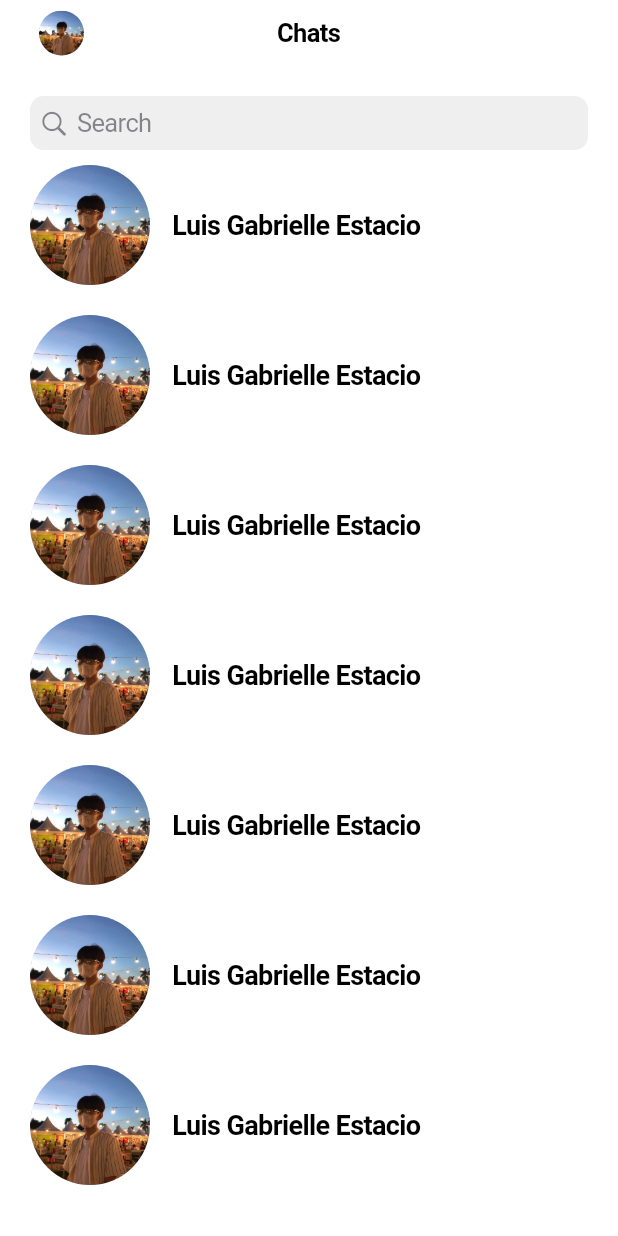
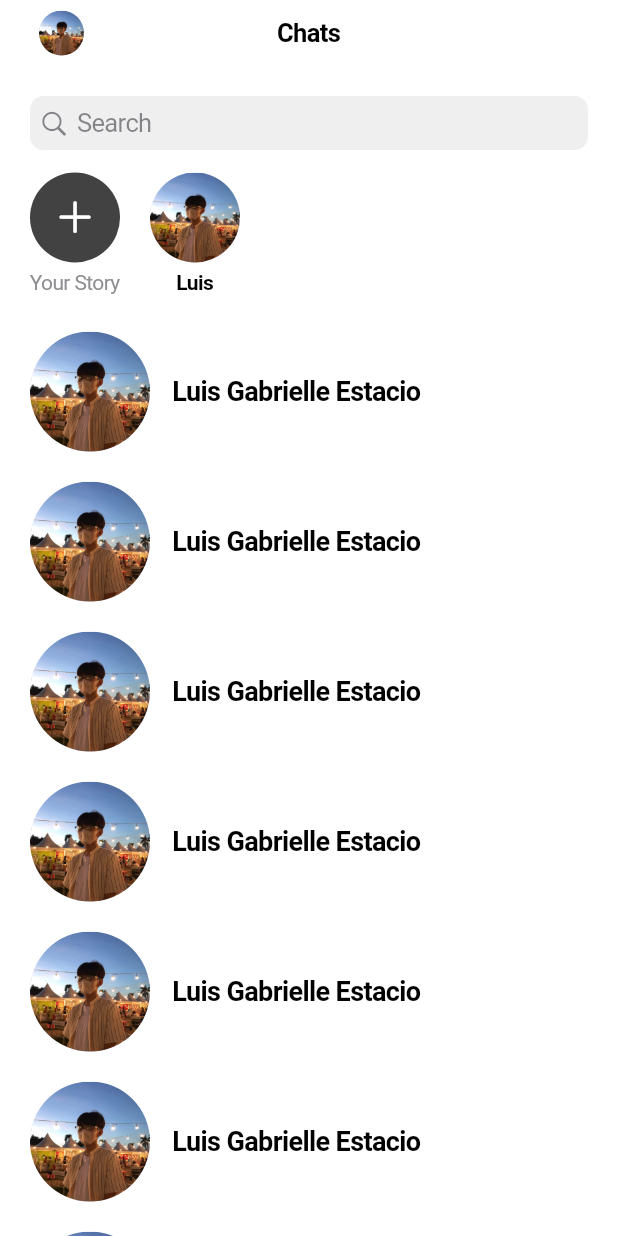
Before and after one commit to megan-esguerra/Resume_App, a Flutter app: the screen it shows after launch, on a phone screen of 412 x 824 dp. Run offline on Flutter 3.47's test engine with Material 3 defaults, Android fonts, the phone set to English and light mode, and no system bars.

Commit message:
added a story section

```diff
--- a/lib/main.dart
+++ b/lib/main.dart
@@ -100,21 +100,57 @@
         ),
       ),
       child: SafeArea(
+        child: SingleChildScrollView(
           child: Padding(
             padding: EdgeInsets.all(20.0),
             child: Column(
               children: [
+                // Search Bar
                 CupertinoSearchTextField(
                   placeholder: 'Search',
                 ),
-              Expanded(
-                child: SingleChildScrollView(
-                  child: Column(
+                SizedBox(height: 15),
+
+                Row(
+                  children: [
+                    Column(
+                      children: [
+                        Container(
+                          width: 60,
+                          height: 60,
+                          decoration: BoxDecoration(
+                            color: Colors.grey[800],
+                            shape: BoxShape.circle,
+                          ),
+                          child: Center(
+                            child: Icon(CupertinoIcons.add, color: Colors.white, size: 30),
+                          ),
+                        ),
+                        SizedBox(height: 5),
+                        Text("Your Story", style: TextStyle(fontSize: 14, color: CupertinoColors.systemGrey)),
+                      ],
+                    ),
+                    SizedBox(width: 20),
+                    Column(
+                      children: [
+                        CircleAvatar(
+                          backgroundImage: AssetImage('assets/images/LuisAvatar.jpg'),
+                          radius: 30,
+                        ),
+                        SizedBox(height: 5),
+                        Text("Luis", style: TextStyle(fontSize: 14, fontWeight: FontWeight.bold)),
+                      ],
+                    ),
+                  ],
+                ),
+                SizedBox(height: 15),
+
+                // User List
+                Column(
                   children: users.map((user) => _buildUserItem(user)).toList(),
                 ),
+              ],
             ),
-              ),
-            ],
           ),
         ),
       ),
```
Lines whose indentation alone changed are shown as unchanged.
